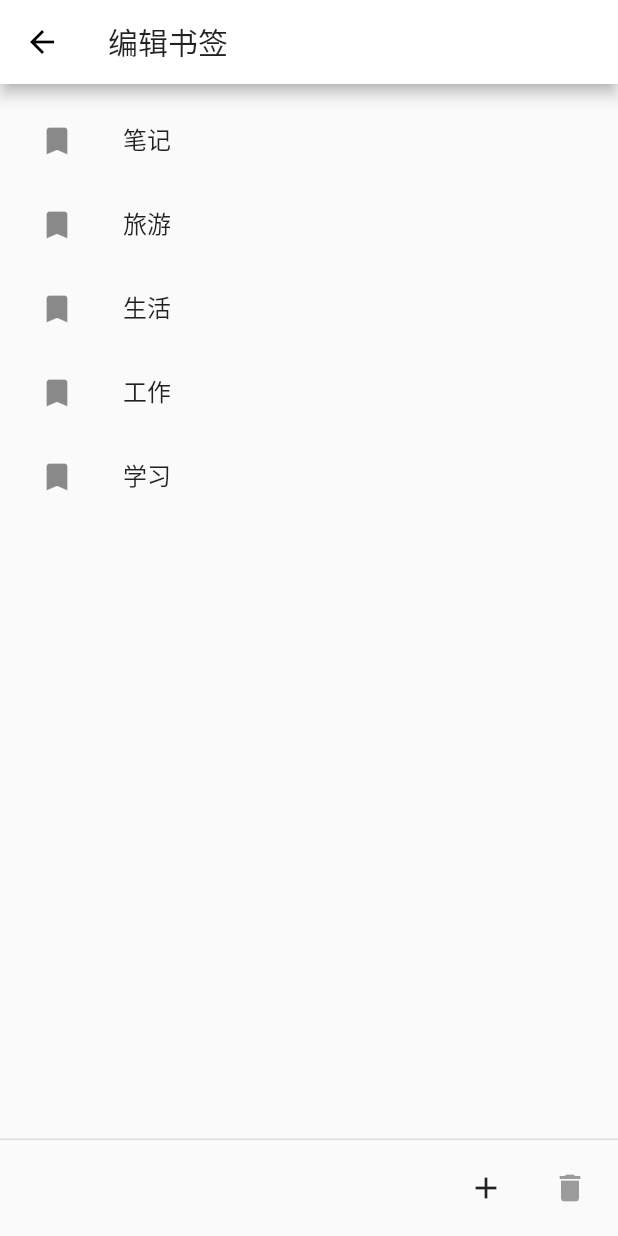
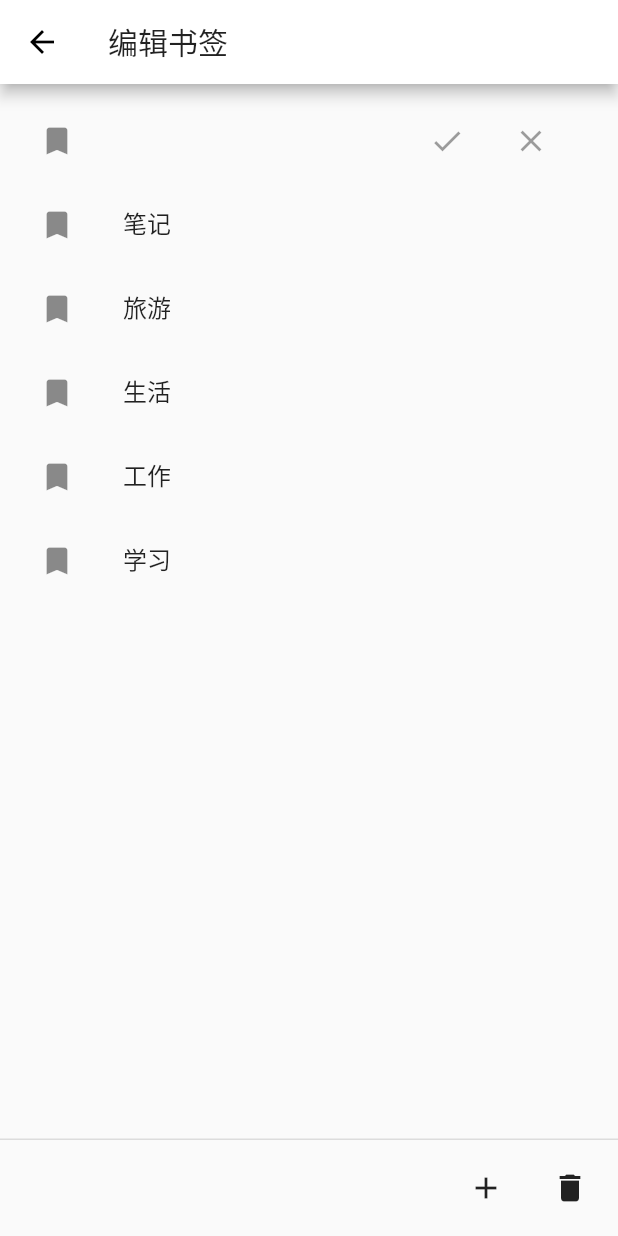
Before and after one commit to JiaFengZ/notepad, a Flutter app: the EditMark screen opened directly, after a tap on the "add" icon, on a phone screen of 412 x 824 dp. Run offline on Flutter 3.47's test engine with Material 2 defaults, Android fonts, the phone set to English and light mode, and no system bars.

Commit message:
feat: 编辑书签操作

```diff
--- a/lib/components/editMark.dart
+++ b/lib/components/editMark.dart
@@ -10,33 +10,48 @@ class EditMark extends StatefulWidget {
 class _EditMarkState extends State<EditMark> {
   static List<Map> _marks = [{
     'name': '笔记',
-    'id': '1'
+    'id': '1',
+    'isNew': false,
+    'toRemoveed': false
   }, {
     'name': '旅游',
-    'id': '2'
+    'id': '2',
+    'isNew': false,
+    'toRemoveed': false
   }, {
     'name': '生活',
-    'id': '3'
+    'id': '3',
+    'isNew': false,
+    'toRemoveed': false
   }, {
     'name': '工作',
-    'id': '4'
+    'id': '4',
+    'isNew': false,
+    'toRemoveed': false
   }, {
     'name': '学习',
-    'id': '5'
+    'id': '5',
+    'isNew': false,
+    'toRemoveed': false
   }];
 
-  List<Widget> _items;
+  List<Map> _selectedItemList = [];
+
+  bool _removeAble = false;
+
 
   @override
-  void initState() {
-    super.initState();
-    _items = _buildList();
-  }
-
   Widget build(BuildContext context) {
+    List<Widget> _items = _buildList();
     return new Scaffold(
       appBar: new AppBar(
-        title: new Text('编辑书签'),
+        leading: _removeAble ?
+          new IconButton(
+              icon: new Icon(Icons.close),
+              onPressed: _cancelRemove
+          ) :
+          new BackButton(),
+        title: new Text(_removeAble ? '选择书签' : '编辑书签'),
         automaticallyImplyLeading: true,
       ),
       body: new ListView(
@@ -45,7 +60,7 @@ class _EditMarkState extends State<EditMark> {
       ),
       persistentFooterButtons: <Widget>[
         new IconButton(icon: new Icon(Icons.add), onPressed: _add),
-        new IconButton(icon: new Icon(Icons.delete), onPressed: null)
+        new IconButton(icon: new Icon(Icons.delete), onPressed: _enabledRemove)
       ],
     );
   }
@@ -55,36 +70,67 @@ class _EditMarkState extends State<EditMark> {
   }
 
   Widget _buildListItem(Map item) {
+    final alreadySelected = _selectedItemList.contains(item);
     return new ListTile(
-      //title: new Text(item['name']),
       leading: new Icon(Icons.bookmark),
       title: new TextField(
         maxLines: 1,
-        autofocus: false,
+        autofocus: true,
         decoration: null,
         controller: new TextEditingController(text: item['name']),
-      )
+      ),
+      trailing: item['isNew'] ? new ButtonBar(
+        mainAxisSize: MainAxisSize.min,
+        children: <Widget>[
+          new IconButton(icon: new Icon(Icons.check), onPressed: null),
+          new IconButton(icon: new Icon(Icons.close), onPressed: null)
+        ],
+      ) : _removeAble ? new ButtonBar(
+        mainAxisSize: MainAxisSize.min,
+        children: <Widget>[
+          new IconButton(
+              icon: new Icon(
+                  alreadySelected ? Icons.check_box : Icons.check_box_outline_blank,
+                  color: alreadySelected ? Colors.red : null),
+              onPressed: () {
+                setState(() {
+                  if (alreadySelected) {
+                    _selectedItemList.remove(item);
+                  } else {
+                    _selectedItemList.add(item);
+                  }
+                });
+              }
+          )
+        ],
+      ) : null,
     );
   }
 
   void _add() {
     setState(() {
-      _items.add(
-          new ListTile(
-            leading: new Icon(Icons.bookmark),
-            title: new TextField(
-              maxLines: 1,
-              autofocus: true,
-              decoration: null,
-            ),
-            trailing: new ButtonBar(
-              children: <Widget>[
-                new IconButton(icon: new Icon(Icons.check), onPressed: null),
-                new IconButton(icon: new Icon(Icons.close), onPressed: null)
-              ],
-            ),
-          )
+      final int len = _marks.length;
+      _marks.insert(
+          0,
+          {
+            'name': '',
+            'id': len.toString(),
+            'isNew': true,
+            'toRemoveed': false
+          }
       );
     });
   }
+
+  void _enabledRemove() {
+    setState(() {
+      _removeAble = true;
+    });
+  }
+
+  void _cancelRemove() {
+    setState(() {
+      _removeAble = false;
+    });
+  }
 }
```
